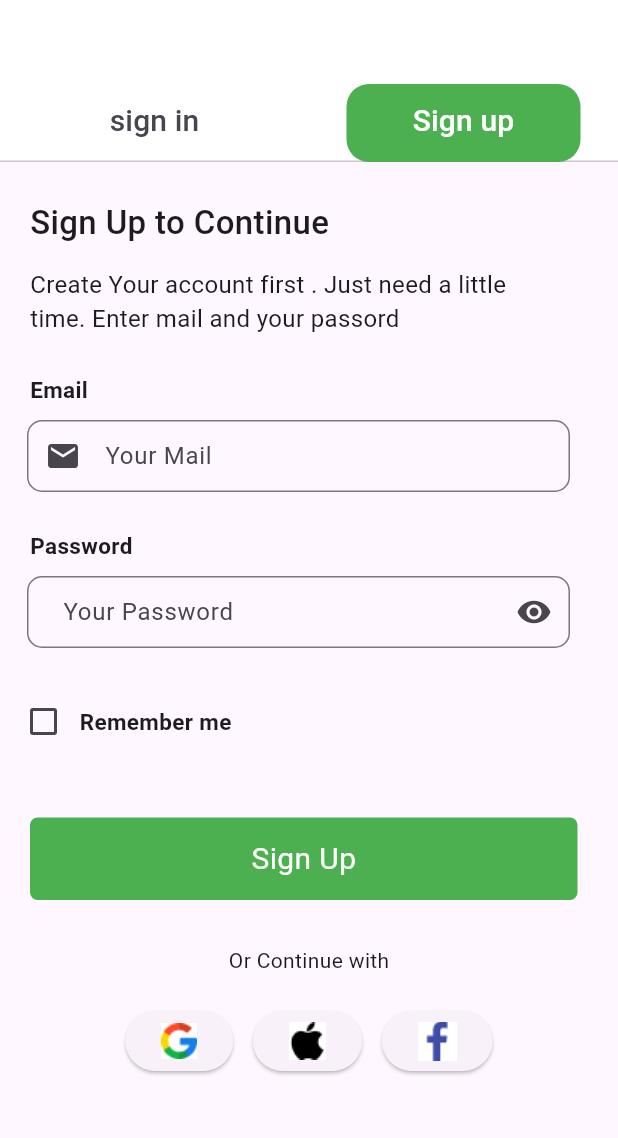
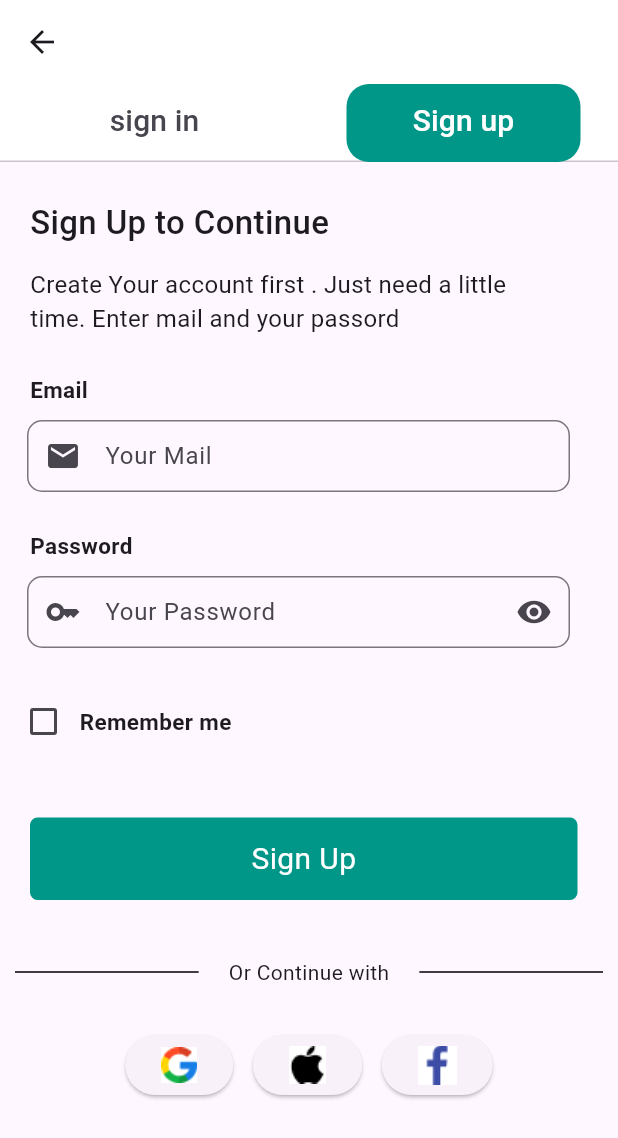
Before and after one commit to Ajaykumaryadav-Aj/practise_ui, a Flutter app: the MyWidget screen opened directly, on a phone screen of 412 x 824 dp. Shown: the top 1138 px of the screen. Run offline on Flutter 3.47's test engine with Material 2 defaults, Android fonts, the phone set to English and light mode, and no system bars; our stand-ins replace table_calendar; network calls fail.

Commit message:
some few changes

```diff
--- a/lib/Screens/sign_up_screen.dart
+++ b/lib/Screens/sign_up_screen.dart
@@ -83,6 +83,7 @@
                 decoration: InputDecoration(
                   contentPadding: const EdgeInsets.only(left: 20),
                   hintText: 'Your Password',
+                  prefixIcon: const Icon(Icons.key),
                   suffixIcon: IconButton(
                     icon: Icon(
                         _obscureText ? Icons.visibility : Icons.visibility_off),
@@ -127,7 +128,7 @@
                   alignment: Alignment.center,
                   decoration: const BoxDecoration(
                       borderRadius: BorderRadius.all(Radius.circular(5)),
-                      color: Colors.green),
+                      color: Colors.teal),
                   child: const Text(
                     'Sign Up',
                     style: TextStyle(
@@ -138,12 +139,26 @@
                 )),
           ),
           const SizedBox(height: 30),
-          const Row(
-            mainAxisAlignment: MainAxisAlignment.center,
-            children: [
-              Text('Or Continue with'),
-            ],
-          ),
+          Row(children:[
+            Expanded(
+              child: Container(
+                  margin: const EdgeInsets.only(left: 10.0, right: 20.0),
+                  child: const Divider(
+                    color: Colors.black,
+                    height: 36,
+                  )),
+            ),
+            const Text("Or Continue with"),
+            Expanded(
+              child: Container(
+                  margin: const EdgeInsets.only(left: 20.0, right: 10.0),
+                  child: const Divider(
+                    color: Colors.black,
+                    height: 36,
+                  )),
+            ),
+          ]),
+
           const SizedBox(height: 20),
           Row(
             mainAxisAlignment: MainAxisAlignment.center,
--- a/lib/main.dart
+++ b/lib/main.dart
@@ -1,4 +1,5 @@
 import 'package:flutter/material.dart';
+import 'package:practise_ui/Screens/home_screen.dart';
 import 'package:practise_ui/Screens/sign_up_screen.dart';
 
 import 'Screens/sign_in_screen.dart';
@@ -19,7 +20,7 @@
         colorScheme: ColorScheme.fromSeed(seedColor: Colors.deepPurple),
         useMaterial3: true,
       ),
-      home: const MyWidget(),
+      home: const HomeScreen(),
     );
   }
 }
@@ -44,7 +45,7 @@
                 borderRadius: BorderRadius.circular(
                   15.0,
                 ),
-                color: Colors.green,
+                color: Colors.teal,
               ),
               tabs: const [
                 Tab(
--- a/pubspec.yaml
+++ b/pubspec.yaml
@@ -37,6 +37,7 @@
   cupertino_icons: ^1.0.2
   flutter_rating_bar: ^4.0.1
   table_calendar: ^3.0.9
+  syncfusion_flutter_datepicker: ^24.1.45
 
 dev_dependencies:
   flutter_test:
```
Also changed, not shown: lib/Screens/home_screen.dart (+59 -5 lines), pubspec.lock.
